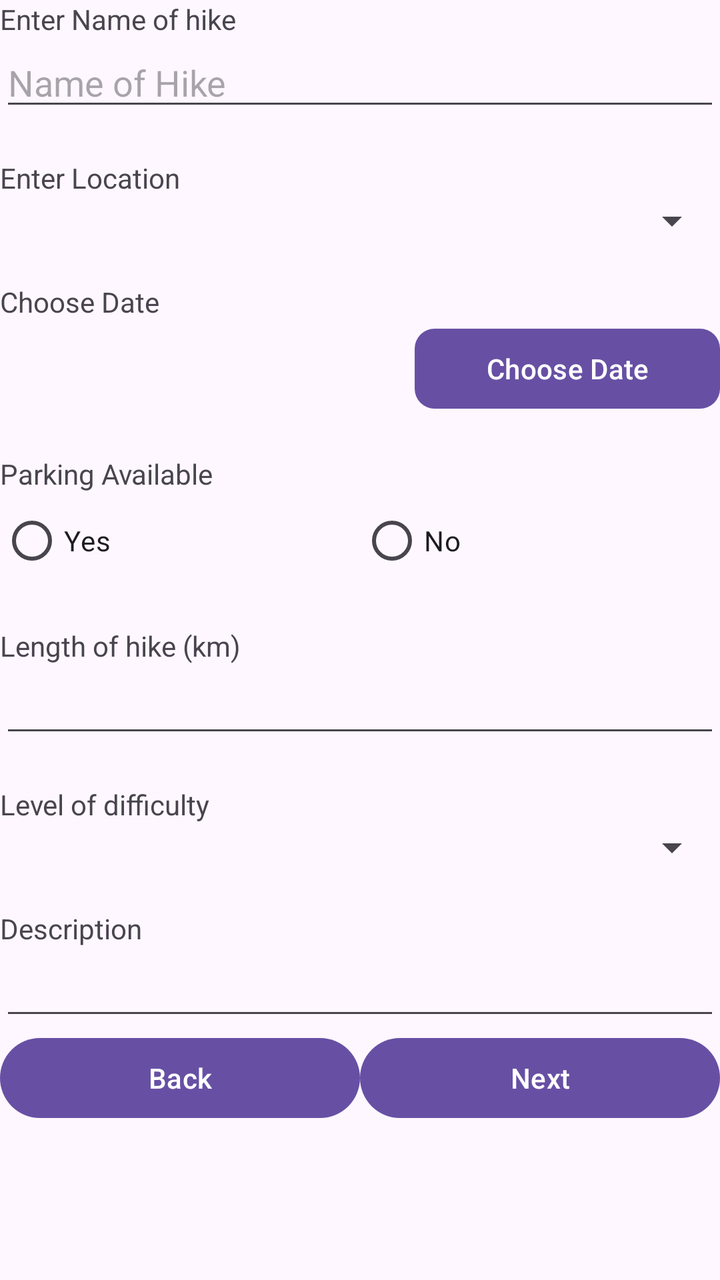
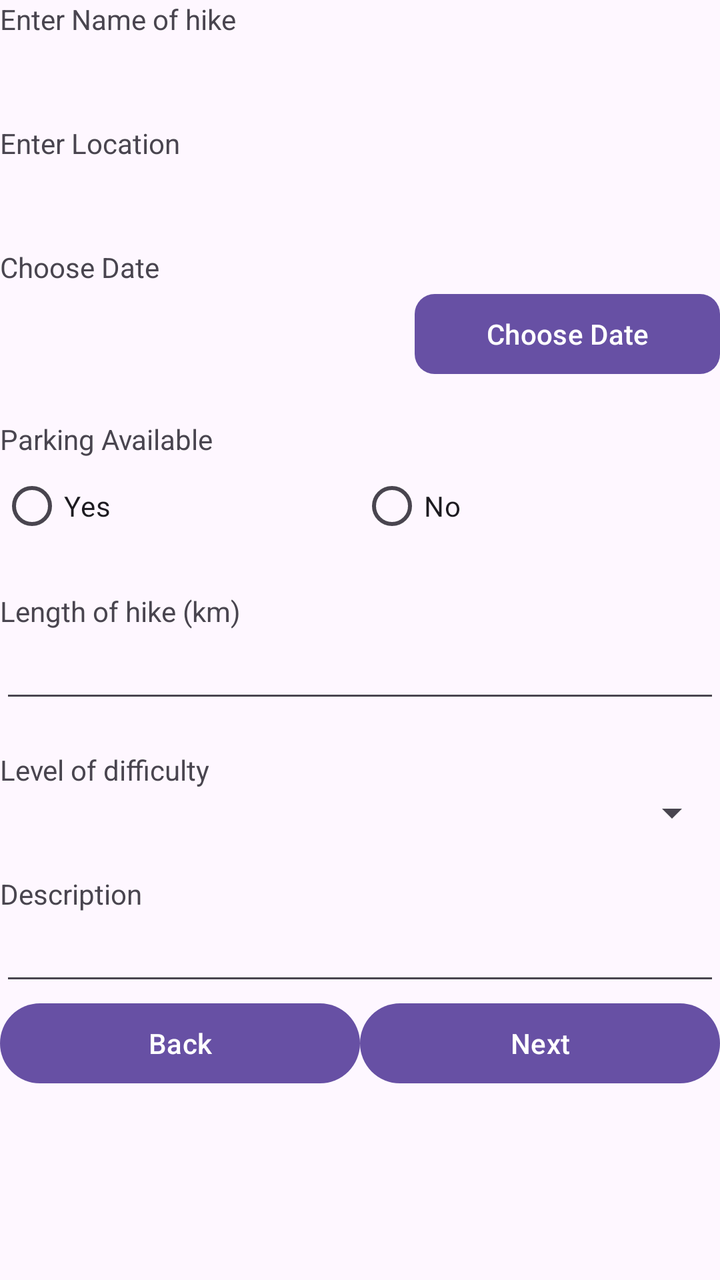

Compare the two renders of this Android layout. The source of the first and the diff that turns it into the second are given below.
<!-- AndroidManifest.xml: application theme Theme.MHIke -->
<!-- res/layout/activity_entry.xml -->
<?xml version="1.0" encoding="utf-8"?>
<LinearLayout xmlns:android="http://schemas.android.com/apk/res/android"
    xmlns:app="http://schemas.android.com/apk/res-auto"
    xmlns:tools="http://schemas.android.com/tools"
    android:layout_width="match_parent"
    android:layout_height="match_parent"
    android:layout_margin="16dp"
    android:orientation="vertical"
    tools:context=".EntryActivity">

    <TextView
        android:layout_width="match_parent"
        android:layout_height="wrap_content"
        android:text="@string/lbl_NameOfHike" />

    <EditText
        android:id="@+id/txt_NameOfHike"
        android:layout_width="match_parent"
        android:layout_height="wrap_content"

        android:hint="@string/txtNameOfHike" />

    <TextView
        android:id="@+id/lbl_h1"
        android:layout_width="match_parent"
        android:layout_height="wrap_content"
        android:text="Please fill the above field."
        android:visibility="invisible"
        android:textColor="#FF0000"
        />

    <TextView
        android:layout_width="wrap_content"
        android:layout_height="wrap_content"
        android:hint="Name"
        android:text="@string/lbl_Location" />

    <Spinner
        android:id="@+id/spn_Location"
        android:layout_width="match_parent"
        android:layout_height="wrap_content" />

    <TextView
        android:id="@+id/lbl_h2"
        android:layout_width="match_parent"
        android:layout_height="wrap_content"
        android:text="Please select the above field."
        android:visibility="invisible"
        android:textColor="#FF0000"
        />

    <TextView
        android:id="@+id/lbl2"
        android:layout_width="match_parent"
        android:layout_height="wrap_content"
        android:hint="Name"
        android:text="@string/lbl_ChooseDate" />

    <LinearLayout
        android:layout_width="match_parent"
        android:layout_height="wrap_content"
        android:orientation="horizontal">

        <TextView
            android:id="@+id/lbl_Date"
            android:layout_width="wrap_content"
            android:layout_height="match_parent"
            android:layout_weight="90" />

        <Button
            android:id="@+id/btnShowDateTime"
            android:layout_width="wrap_content"
            android:layout_height="wrap_content"
            android:layout_weight="10"
            android:text="@string/btn_Date"
            app:cornerRadius="10dp" />


    </LinearLayout>
    <TextView
        android:id="@+id/lbl_h3"
        android:layout_width="match_parent"
        android:layout_height="wrap_content"
        android:text="Please fill the above field."
        android:visibility="invisible"
        android:textColor="#FF0000"
        />

    <TextView
        android:id="@+id/textView4"
        android:layout_width="match_parent"
        android:layout_height="wrap_content"
        android:hint="Name"
        android:text="@string/lbl_ParkingAvailable" />

    <RadioGroup
        android:layout_width="match_parent"
        android:layout_height="wrap_content"
        android:orientation="horizontal">

        <RadioButton
            android:id="@+id/rdo_Yes"
            android:layout_width="match_parent"
            android:layout_height="wrap_content"
            android:layout_weight="0.5"
            android:text="@string/txt_Yes" />

        <RadioButton
            android:id="@+id/rdo_No"
            android:layout_width="match_parent"
            android:layout_height="wrap_content"
            android:layout_weight="0.5"
            android:text="@string/txt_No" />
    </RadioGroup>

    <TextView
        android:id="@+id/lbl_h4"
        android:layout_width="match_parent"
        android:layout_height="wrap_content"
        android:text="Please fill the above field."
        android:visibility="invisible"
        android:textColor="#FF0000"
        />


    <TextView
        android:id="@+id/textView5"
        android:layout_width="match_parent"
        android:layout_height="wrap_content"
        android:hint="Name"
        android:text="@string/lbl_LengthOfTheHike" />

    <EditText
        android:id="@+id/txt_LengthOfHike"
        android:layout_width="match_parent"
        android:layout_height="wrap_content"
        android:ems="10"
        android:inputType="numberDecimal" />

    <TextView
        android:id="@+id/lbl_h5"
        android:layout_width="match_parent"
        android:layout_height="wrap_content"
        android:text="Please fill the above field."
        android:visibility="invisible"
        android:textColor="#FF0000"
        />

    <TextView
        android:id="@+id/textView6"
        android:layout_width="match_parent"
        android:layout_height="wrap_content"
        android:hint="Name"
        android:text="@string/lbl_LevelOfDifficulty" />

    <Spinner
        android:id="@+id/spn_Difficulty"
        android:layout_width="match_parent"
        android:layout_height="wrap_content" />

    <TextView
        android:id="@+id/lbl_h6"
        android:layout_width="match_parent"
        android:layout_height="wrap_content"
        android:text="Please select the above field."
        android:visibility="invisible"
        android:textColor="#FF0000"
        />

    <TextView
        android:id="@+id/textView7"
        android:layout_width="match_parent"
        android:layout_height="wrap_content"
        android:hint="Name"
        android:text="@string/lbl_Description" />

    <EditText
        android:id="@+id/txt_Description"
        android:layout_width="match_parent"
        android:layout_height="wrap_content"
        android:ems="10"
        android:gravity="start|top"
        android:inputType="textMultiLine" />

    <LinearLayout
        android:layout_width="match_parent"
        android:layout_height="wrap_content"
        android:orientation="horizontal">

        <Button
            android:id="@+id/btn_Back"
            android:layout_width="match_parent"
            android:layout_height="wrap_content"
            android:layout_weight="1"
            android:text="Back" />
        <Button
            android:id="@+id/btn_Next"
            android:layout_width="match_parent"
            android:layout_height="wrap_content"
            android:layout_weight="1"
            android:text="Next" />

    </LinearLayout>



</LinearLayout>
<!-- resources referenced by this layout -->
<resources>
  <string name="btn_Date">Choose Date</string>
  <string name="lbl_ChooseDate">"Choose Date"</string>
  <string name="lbl_Description">"Description"</string>
  <string name="lbl_LengthOfTheHike">"Length of hike (km)"</string>
  <string name="lbl_LevelOfDifficulty">"Level of difficulty"</string>
  <string name="lbl_Location">"Enter Location"</string>
  <string name="lbl_NameOfHike">"Enter Name of hike"</string>
  <string name="lbl_ParkingAvailable">"Parking Available"</string>
  <string name="txtNameOfHike">Name of Hike</string>
  <string name="txt_No">No</string>
  <string name="txt_Yes">Yes</string>
  <style name="Theme.MHIke" parent="Base.Theme.MHIke" />
  <style name="Base.Theme.MHIke" parent="Theme.Material3.DayNight.NoActionBar">
          
          
      </style>
</resources>

<!-- the commit's change to res/layout/activity_entry.xml (unified diff, before → after) -->
@@ -13,12 +13,19 @@
         android:layout_height="wrap_content"
         android:text="@string/lbl_NameOfHike" />
 
-    <EditText
-        android:id="@+id/txt_NameOfHike"
-        android:layout_width="match_parent"
-        android:layout_height="wrap_content"
-
-        android:hint="@string/txtNameOfHike" />
+    <Spinner
+        android:id="@+id/spinnerHikeNames"
+        android:layout_width="409dp"
+        android:layout_height="wrap_content"
+        tools:layout_editor_absoluteX="1dp"
+        tools:layout_editor_absoluteY="164dp" />
+
+    
+
+
+
+
+
 
     <TextView
         android:id="@+id/lbl_h1"
@@ -29,16 +36,30 @@
         android:textColor="#FF0000"
         />
 
+
+
+
+
+
+
     <TextView
         android:layout_width="wrap_content"
         android:layout_height="wrap_content"
         android:hint="Name"
         android:text="@string/lbl_Location" />
 
+
     <Spinner
-        android:id="@+id/spn_Location"
-        android:layout_width="match_parent"
-        android:layout_height="wrap_content" />
+        android:id="@+id/spinnerLocations"
+        android:layout_width="409dp"
+        android:layout_height="wrap_content"
+        tools:layout_editor_absoluteX="1dp"
+        tools:layout_editor_absoluteY="205dp" />
+
+    
+
+
+
 
     <TextView
         android:id="@+id/lbl_h2"
<!-- resource entries referenced after the edit -->
@@ -8,7 +8,6 @@
   <string name="lbl_Location">"Enter Location"</string>
   <string name="lbl_NameOfHike">"Enter Name of hike"</string>
   <string name="lbl_ParkingAvailable">"Parking Available"</string>
-  <string name="txtNameOfHike">Name of Hike</string>
   <string name="txt_No">No</string>
   <string name="txt_Yes">Yes</string>
   <style name="Theme.MHIke" parent="Base.Theme.MHIke" />
